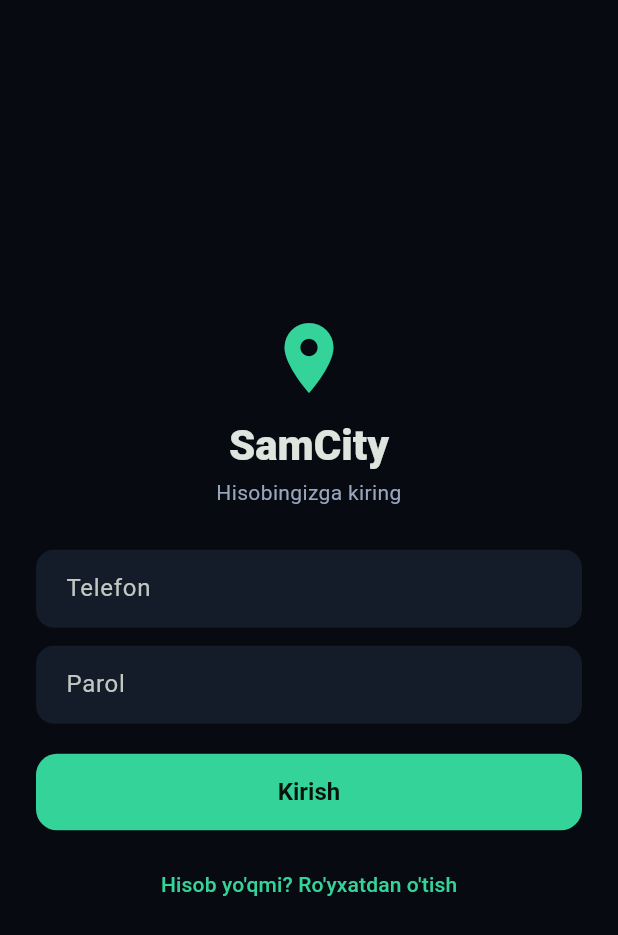
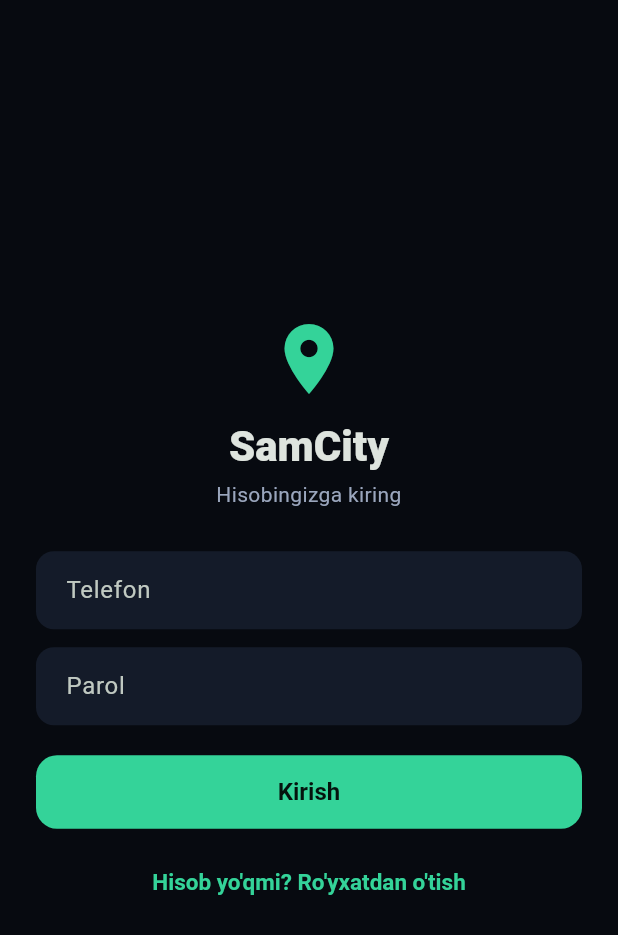
Before and after one commit to codingwithsamandar/samcity3, a Flutter app: the screen it shows after launch, on a phone screen of 412 x 824 dp. Shown: the top 935 px of the screen. Run offline on Flutter 3.47's test engine with Material 3 defaults, Android fonts, the phone set to English and light mode, and no system bars; our stand-ins replace app_links, cached_network_image, dio, flutter_map, flutter_riverpod, flutter_secure_storage and 4 more; missing offline and left inert: proj4dart; network calls fail; project files that could hold a hidden picture were left out.

Commit message:
feat(mobile-ux): global theme — barcha tugma turlari, NavigationBar, SnackBar, Chip
Ilgari faqat FilledButton styling qilinardi (uning ham horizontal padding'i 0 edi
— tugmalar tiqilinch). Endi Outlined/Text/Elevated tugmalar, NavigationBar (balandroq,
brend rangli indikator/label), floating SnackBar, Chip, Divider, ListTile — hammasi
izchil brend ko'rinishida. Tugmalar chiroyliroq va kengroq.

Co-Authored-By: Claude Opus 4.8 <noreply@anthropic.com>

```diff
--- a/mobile/lib/core/theme.dart
+++ b/mobile/lib/core/theme.dart
@@ -58,11 +58,75 @@ class AppTheme {
         style: FilledButton.styleFrom(
           backgroundColor: const Color(0xFF34D399),
           foregroundColor: const Color(0xFF04130D),
-          padding: const EdgeInsets.symmetric(vertical: 16),
+          padding: const EdgeInsets.symmetric(vertical: 15, horizontal: 20),
           shape: RoundedRectangleBorder(borderRadius: BorderRadius.circular(14)),
           textStyle: const TextStyle(fontSize: 16, fontWeight: FontWeight.w700),
         ),
       ),
+      outlinedButtonTheme: OutlinedButtonThemeData(
+        style: OutlinedButton.styleFrom(
+          foregroundColor: const Color(0xFF34D399),
+          side: const BorderSide(color: Color(0x4D34D399)),
+          padding: const EdgeInsets.symmetric(vertical: 13, horizontal: 18),
+          shape: RoundedRectangleBorder(borderRadius: BorderRadius.circular(14)),
+          textStyle: const TextStyle(fontSize: 15, fontWeight: FontWeight.w700),
+        ),
+      ),
+      textButtonTheme: TextButtonThemeData(
+        style: TextButton.styleFrom(
+          foregroundColor: const Color(0xFF34D399),
+          textStyle: const TextStyle(fontSize: 15, fontWeight: FontWeight.w700),
+        ),
+      ),
+      elevatedButtonTheme: ElevatedButtonThemeData(
+        style: ElevatedButton.styleFrom(
+          backgroundColor: surface2Dark,
+          foregroundColor: textDark,
+          elevation: 0,
+          padding: const EdgeInsets.symmetric(vertical: 14, horizontal: 18),
+          shape: RoundedRectangleBorder(borderRadius: BorderRadius.circular(14)),
+          textStyle: const TextStyle(fontSize: 15, fontWeight: FontWeight.w700),
+        ),
+      ),
+      navigationBarTheme: NavigationBarThemeData(
+        backgroundColor: surfaceDark,
+        elevation: 0,
+        height: 66,
+        indicatorColor: const Color(0x2634D399),
+        labelTextStyle: WidgetStateProperty.resolveWith((s) => TextStyle(
+              fontSize: 11.5,
+              fontWeight: FontWeight.w600,
+              color: s.contains(WidgetState.selected)
+                  ? const Color(0xFF34D399)
+                  : text2Dark,
+            )),
+        iconTheme: WidgetStateProperty.resolveWith((s) => IconThemeData(
+              color: s.contains(WidgetState.selected)
+                  ? const Color(0xFF34D399)
+                  : text2Dark,
+            )),
+      ),
+      snackBarTheme: SnackBarThemeData(
+        behavior: SnackBarBehavior.floating,
+        backgroundColor: surface2Dark,
+        contentTextStyle: const TextStyle(color: textDark, fontSize: 14),
+        actionTextColor: const Color(0xFF34D399),
+        shape: RoundedRectangleBorder(borderRadius: BorderRadius.circular(12)),
+        insetPadding: const EdgeInsets.all(12),
+      ),
+      chipTheme: ChipThemeData(
+        backgroundColor: surface2Dark,
+        selectedColor: const Color(0xFF34D399),
+        side: BorderSide.none,
+        labelStyle: const TextStyle(fontSize: 13, fontWeight: FontWeight.w600),
+        secondaryLabelStyle: const TextStyle(
+            fontSize: 13, fontWeight: FontWeight.w700, color: Color(0xFF04130D)),
+        shape: RoundedRectangleBorder(borderRadius: BorderRadius.circular(20)),
+        padding: const EdgeInsets.symmetric(horizontal: 12, vertical: 6),
+      ),
+      dividerTheme: const DividerThemeData(
+          color: Color(0x14FFFFFF), thickness: 1, space: 1),
+      listTileTheme: const ListTileThemeData(iconColor: text2Dark),
     );
   }
 }
```
